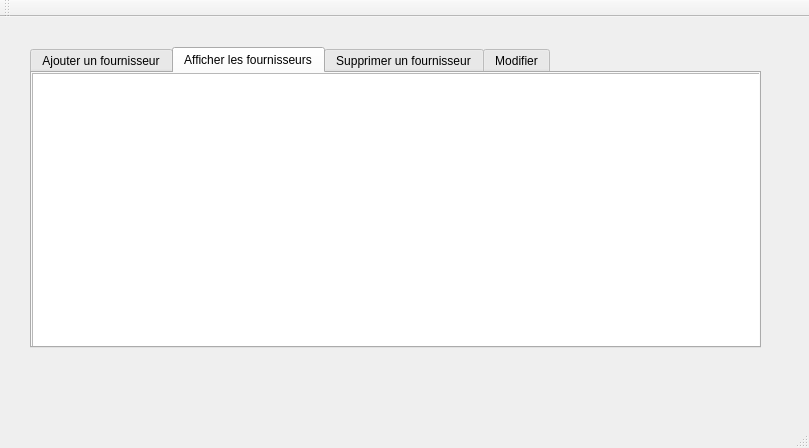
This is mainwindow.ui in guir0t/Smart-Beauty-Center-2A15 as Qt 5 draws it before an edit. The edited form follows.
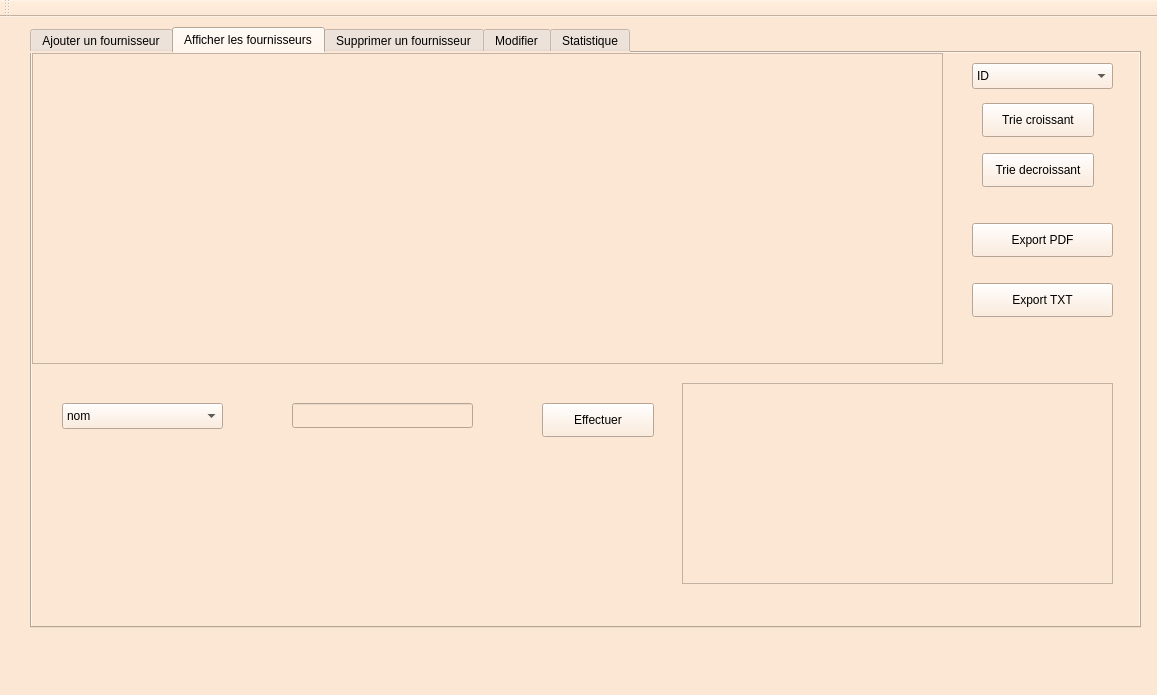
This is the edited form. The open tabs and pages were chosen to show the change. Custom widgets are drawn as their Qt base class.

The edit to the form file:
```diff
--- a/mainwindow.ui
+++ b/mainwindow.ui
@@ -6,21 +6,26 @@
    <rect>
     <x>0</x>
     <y>0</y>
-    <width>809</width>
-    <height>448</height>
+    <width>1157</width>
+    <height>695</height>
    </rect>
   </property>
   <property name="windowTitle">
    <string>Gestion des Clients</string>
   </property>
+  <property name="styleSheet">
+   <string notr="true">background-color: rgb(252, 231, 212);
+font: 75 11pt &quot;Agency FB&quot;;
+background-image:&quot;C:/Users/turki/Desktop/projet/123333.jpg&quot;</string>
+  </property>
   <widget class="QWidget" name="centralWidget">
    <widget class="QTabWidget" name="tabWidget">
     <property name="geometry">
      <rect>
       <x>30</x>
-      <y>30</y>
-      <width>731</width>
-      <height>301</height>
+      <y>10</y>
+      <width>1111</width>
+      <height>601</height>
      </rect>
     </property>
     <property name="currentIndex">
@@ -227,11 +232,146 @@
        <rect>
         <x>0</x>
         <y>0</y>
-        <width>731</width>
-        <height>281</height>
+        <width>911</width>
+        <height>311</height>
        </rect>
       </property>
      </widget>
+     <widget class="QLineEdit" name="le_chercher">
+      <property name="geometry">
+       <rect>
+        <x>260</x>
+        <y>350</y>
+        <width>181</width>
+        <height>25</height>
+       </rect>
+      </property>
+     </widget>
+     <widget class="QPushButton" name="pb_chercher">
+      <property name="geometry">
+       <rect>
+        <x>510</x>
+        <y>350</y>
+        <width>112</width>
+        <height>34</height>
+       </rect>
+      </property>
+      <property name="text">
+       <string>Effectuer</string>
+      </property>
+     </widget>
+     <widget class="QTableView" name="tab_fournisseur_chercher">
+      <property name="geometry">
+       <rect>
+        <x>650</x>
+        <y>330</y>
+        <width>431</width>
+        <height>201</height>
+       </rect>
+      </property>
+     </widget>
+     <widget class="QComboBox" name="comboBox_trie">
+      <property name="geometry">
+       <rect>
+        <x>940</x>
+        <y>10</y>
+        <width>141</width>
+        <height>26</height>
+       </rect>
+      </property>
+      <item>
+       <property name="text">
+        <string>ID</string>
+       </property>
+      </item>
+      <item>
+       <property name="text">
+        <string>CIN</string>
+       </property>
+      </item>
+      <item>
+       <property name="text">
+        <string>NUMERO</string>
+       </property>
+      </item>
+     </widget>
+     <widget class="QPushButton" name="pb_trie_c">
+      <property name="geometry">
+       <rect>
+        <x>950</x>
+        <y>50</y>
+        <width>112</width>
+        <height>34</height>
+       </rect>
+      </property>
+      <property name="text">
+       <string>Trie croissant</string>
+      </property>
+     </widget>
+     <widget class="QPushButton" name="pb_trie_dec">
+      <property name="geometry">
+       <rect>
+        <x>950</x>
+        <y>100</y>
+        <width>112</width>
+        <height>34</height>
+       </rect>
+      </property>
+      <property name="text">
+       <string>Trie decroissant</string>
+      </property>
+     </widget>
+     <widget class="QComboBox" name="comboBox_chercher">
+      <property name="geometry">
+       <rect>
+        <x>30</x>
+        <y>350</y>
+        <width>161</width>
+        <height>26</height>
+       </rect>
+      </property>
+      <item>
+       <property name="text">
+        <string>nom</string>
+       </property>
+      </item>
+      <item>
+       <property name="text">
+        <string>cin</string>
+       </property>
+      </item>
+      <item>
+       <property name="text">
+        <string>contract</string>
+       </property>
+      </item>
+     </widget>
+     <widget class="QPushButton" name="pb_PDF">
+      <property name="geometry">
+       <rect>
+        <x>940</x>
+        <y>170</y>
+        <width>141</width>
+        <height>34</height>
+       </rect>
+      </property>
+      <property name="text">
+       <string>Export PDF</string>
+      </property>
+     </widget>
+     <widget class="QPushButton" name="pb_txt">
+      <property name="geometry">
+       <rect>
+        <x>940</x>
+        <y>230</y>
+        <width>141</width>
+        <height>34</height>
+       </rect>
+      </property>
+      <property name="text">
+       <string>Export TXT</string>
+      </property>
+     </widget>
     </widget>
     <widget class="QWidget" name="tab_3">
      <attribute name="title">
@@ -453,6 +593,21 @@
       </property>
      </widget>
     </widget>
+    <widget class="QWidget" name="tab_4">
+     <attribute name="title">
+      <string>Statistique</string>
+     </attribute>
+     <widget class="QCustomPlot" name="plot" native="true">
+      <property name="geometry">
+       <rect>
+        <x>0</x>
+        <y>20</y>
+        <width>1111</width>
+        <height>551</height>
+       </rect>
+      </property>
+     </widget>
+    </widget>
    </widget>
   </widget>
   <widget class="QMenuBar" name="menuBar">
@@ -476,6 +631,14 @@
   <widget class="QStatusBar" name="statusBar"/>
  </widget>
  <layoutdefault spacing="6" margin="11"/>
+ <customwidgets>
+  <customwidget>
+   <class>QCustomPlot</class>
+   <extends>QWidget</extends>
+   <header>qcustomplot.h</header>
+   <container>1</container>
+  </customwidget>
+ </customwidgets>
  <resources/>
  <connections/>
 </ui>
```
Left out of the diff: 56 changed lines with no effect on the pictures.
